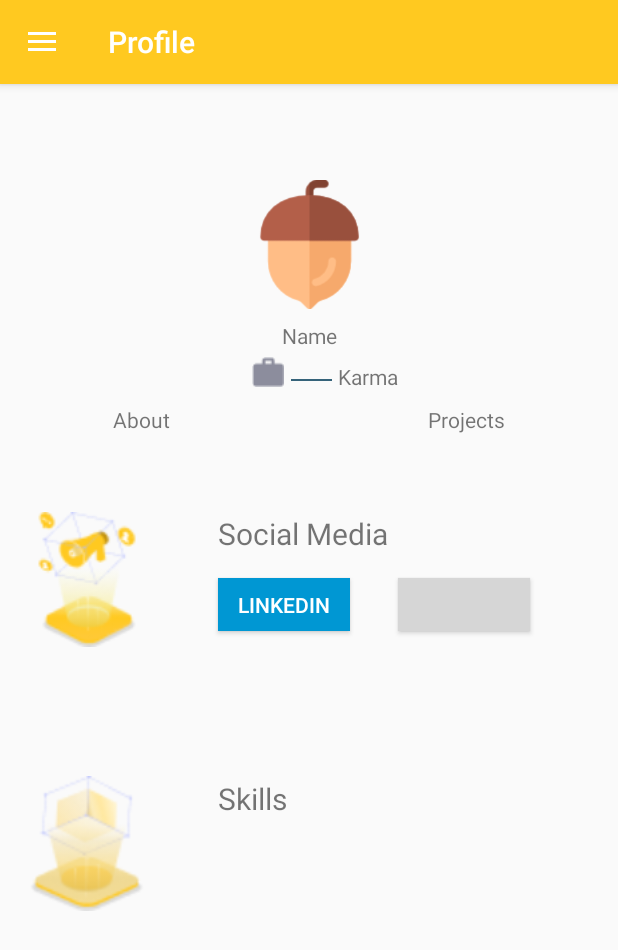
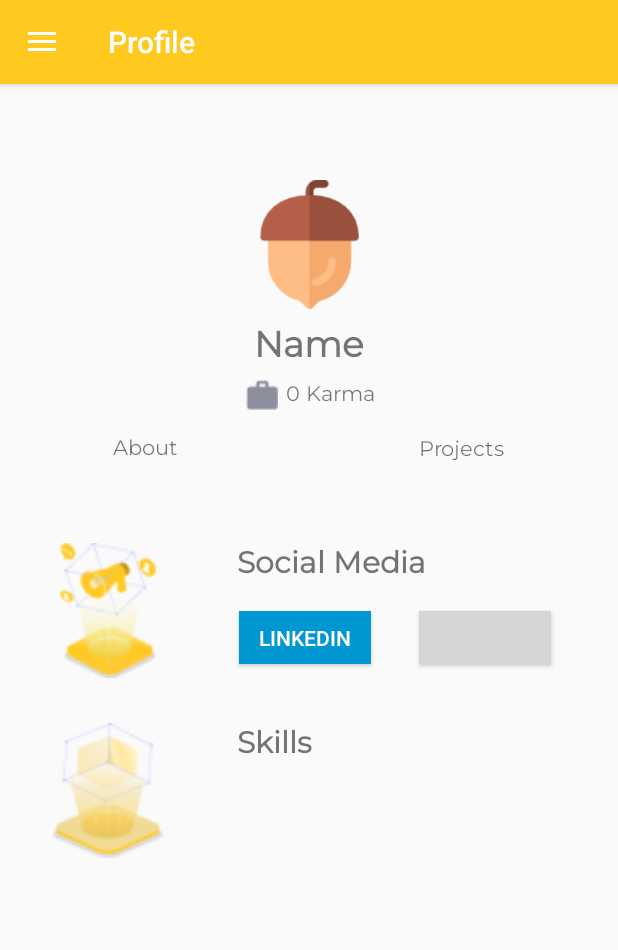
Before and after one commit to jaekiu/Nutshell, an Android app: the screen it shows after launch once a user with an empty profile is signed in (ExploreActivity), in the side drawer, after a tap on "Profile", on a phone screen of 412 x 824 dp. Shown: the top 950 px of the screen. Run offline under Robolectric (Android 15) with nearby library versions, the phone set to English and light mode, and no system bars; our stand-ins replace Firebase (no records; nobody signed in at launch, a user with empty details on screens opened directly); libraries missing offline, so code that uses them is left out: com.firebase.ui; plain views replace SegmentedButtonGroup; pictures from the network do not load; grey boxes are pictures that could not be loaded.

Commit message:
some edits were made

```diff
--- a/app/src/main/java/com/jackie/nutshell/ExploreActivity.java
+++ b/app/src/main/java/com/jackie/nutshell/ExploreActivity.java
@@ -139,8 +139,6 @@ public class ExploreActivity extends AppCompatActivity implements NavigationView
                 return true;
             case R.id.nav_submitProj:
                 toolbar.setTitle("Explore");
-
-
                 getSupportFragmentManager().beginTransaction().replace(R.id.fragment_container,
                         new ExploreFragment()).commit();
                 return true;
--- a/app/src/main/java/com/jackie/nutshell/ProfileFragment.java
+++ b/app/src/main/java/com/jackie/nutshell/ProfileFragment.java
@@ -10,12 +10,31 @@ import android.util.Log;
 import android.view.LayoutInflater;
 import android.view.View;
 import android.view.ViewGroup;
+import android.widget.Button;
+import android.widget.ImageView;
 import android.widget.TextView;
+
+import com.google.firebase.database.DataSnapshot;
+import com.google.firebase.database.DatabaseError;
+import com.google.firebase.database.DatabaseReference;
+import com.google.firebase.database.FirebaseDatabase;
+import com.google.firebase.database.ValueEventListener;
+import com.jackie.nutshell.Utils.FirebaseUtils;
+
+import java.util.ArrayList;
+import java.util.HashMap;
+import java.util.List;
 
 public class ProfileFragment extends Fragment {
 
     TextView _about;
     TextView _projects;
+    private ImageView _pic;
+    private TextView _karma;
+    private TextView _name;
+    private Button _linkedin;
+    private Button _github;
+    private DatabaseReference _userRef;
 
     public ProfileFragment() { }
 
@@ -25,14 +44,24 @@ public class ProfileFragment extends Fragment {
     @Nullable
     @Override
     public View onCreateView(LayoutInflater inflater, @Nullable ViewGroup container, @Nullable Bundle savedInstanceState) {
-        Log.d("nani", "hello pls work");
+        View rootview = inflater.inflate(R.layout.fragment_profile, container, false);
+
+        // Retrieves information from whatever was clicked if something was even clicked lol
         Bundle bundle = this.getArguments();
-        String myInt = "";
+        String userId = "";
         if (bundle != null) {
-            myInt = bundle.getString("posterId", "");
+            userId = bundle.getString("posterId", "");
         }
-        Log.d("nani", "posterID: " + myInt);
-        View rootview = inflater.inflate(R.layout.fragment_profile, container, false);
+
+        // Initialize UI elements
+        _pic = rootview.findViewById(R.id.pic);
+        _name = rootview.findViewById(R.id.name);
+        _karma = rootview.findViewById(R.id.karma);
+        _linkedin = rootview.findViewById(R.id.linkedin);
+        _github = rootview.findViewById(R.id.github);
+        _userRef = FirebaseUtils.getUsersDatabaseRef().child(userId);
+
+        // Configures the tabs
         _about = rootview.findViewById(R.id.about);
         _about.setOnClickListener(new View.OnClickListener() {
             @Override
@@ -52,7 +81,34 @@ public class ProfileFragment extends Fragment {
                 startActivity(i);
             }
         });
+
         return rootview;
     }
 
+    void getUserInfo() {
+        // Realtime database retrieval.
+        ValueEventListener postListener = new ValueEventListener() {
+            HashMap<String, Object> attributes = new HashMap<>();
+            @Override
+            public void onDataChange(DataSnapshot dataSnapshot) {
+                for (DataSnapshot snapshot : dataSnapshot.getChildren()) {
+                    String key = snapshot.getKey();
+                    if (key.equals("skills")) {
+                        ArrayList value = snapshot.getValue(ArrayList.class);
+                        attributes.put(key, value);
+                    } else {
+                        String value = snapshot.getValue(String.class);
+                        attributes.put(key, value);
+                    }
+                }
+            }
+
+            @Override
+            public void onCancelled(DatabaseError databaseError) {
+                Log.w("ERROR", "loadPost:onCancelled", databaseError.toException());
+            }
+        };
+        _userRef.addValueEventListener(postListener);
+    }
+
 }
--- a/app/src/main/res/layout/fragment_profile.xml
+++ b/app/src/main/res/layout/fragment_profile.xml
@@ -13,33 +13,25 @@
         android:layout_marginStart="8dp"
         android:layout_marginTop="8dp"
         android:layout_marginEnd="8dp"
+        android:fontFamily="@font/montserrat"
         android:text="Name"
+        android:textSize="24sp"
+        android:textStyle="bold"
         app:layout_constraintEnd_toEndOf="parent"
         app:layout_constraintStart_toStartOf="parent"
         app:layout_constraintTop_toBottomOf="@+id/pic" />
-
-    <EditText
-        android:id="@+id/editText"
-        android:layout_width="35dp"
-        android:layout_height="19dp"
-        android:layout_marginTop="8dp"
-        android:ems="10"
-        android:inputType="number"
-        app:layout_constraintEnd_toStartOf="@+id/karma"
-        app:layout_constraintStart_toEndOf="@+id/karmapic"
-        app:layout_constraintTop_toBottomOf="@+id/name" />
 
     <TextView
         android:id="@+id/karma"
         android:layout_width="wrap_content"
         android:layout_height="wrap_content"
         android:layout_marginStart="8dp"
-        android:layout_marginTop="8dp"
-        android:layout_marginEnd="8dp"
-        android:text="Karma"
+        android:layout_marginTop="4dp"
+        android:layout_marginEnd="165dp"
+        android:fontFamily="@font/montserrat"
+        android:text="0 Karma"
         app:layout_constraintEnd_toEndOf="parent"
-        app:layout_constraintHorizontal_bias="0.61"
-        app:layout_constraintStart_toStartOf="parent"
+        app:layout_constraintStart_toEndOf="@+id/karmapic"
         app:layout_constraintTop_toBottomOf="@+id/name" />
 
     <TextView
@@ -47,20 +39,22 @@
         android:layout_width="wrap_content"
         android:layout_height="wrap_content"
         android:layout_marginStart="75dp"
-        android:layout_marginTop="64dp"
+        android:layout_marginTop="16dp"
+        android:fontFamily="@font/montserrat"
         android:text="About"
         app:layout_constraintStart_toStartOf="parent"
-        app:layout_constraintTop_toBottomOf="@+id/pic" />
+        app:layout_constraintTop_toBottomOf="@+id/karmapic" />
 
     <TextView
         android:id="@+id/projects"
         android:layout_width="wrap_content"
         android:layout_height="wrap_content"
-        android:layout_marginTop="64dp"
+        android:layout_marginTop="16dp"
         android:layout_marginEnd="75dp"
+        android:fontFamily="@font/montserrat"
         android:text="Projects"
         app:layout_constraintEnd_toEndOf="parent"
-        app:layout_constraintTop_toBottomOf="@+id/pic" />
+        app:layout_constraintTop_toBottomOf="@+id/karma" />
 
     <ImageView
         android:id="@+id/pic"
@@ -78,18 +72,18 @@
         android:id="@+id/karmapic"
         android:layout_width="wrap_content"
         android:layout_height="wrap_content"
-        android:layout_marginStart="168dp"
-        android:layout_marginTop="32dp"
+        android:layout_marginStart="164dp"
+        android:layout_marginTop="4dp"
         app:layout_constraintStart_toStartOf="parent"
-        app:layout_constraintTop_toBottomOf="@+id/pic"
+        app:layout_constraintTop_toBottomOf="@+id/name"
         app:srcCompat="@drawable/work" />
 
     <ImageView
         android:id="@+id/skillspic"
         android:layout_width="84dp"
         android:layout_height="90dp"
-        android:layout_marginStart="16dp"
-        android:layout_marginTop="86dp"
+        android:layout_marginStart="30dp"
+        android:layout_marginTop="30dp"
         app:layout_constraintStart_toStartOf="parent"
         app:layout_constraintTop_toBottomOf="@+id/socialpic"
         app:srcCompat="@drawable/skill" />
@@ -98,7 +92,7 @@
         android:id="@+id/socialpic"
         android:layout_width="84dp"
         android:layout_height="90dp"
-        android:layout_marginStart="16dp"
+        android:layout_marginStart="30dp"
         android:layout_marginTop="36dp"
         app:layout_constraintStart_toStartOf="parent"
         app:layout_constraintTop_toBottomOf="@+id/cardView"
@@ -119,12 +113,13 @@
         android:id="@+id/social_media_head"
         android:layout_width="wrap_content"
         android:layout_height="wrap_content"
-        android:layout_marginStart="45dp"
-        android:layout_marginTop="81dp"
+        android:layout_marginStart="44dp"
+        android:fontFamily="@font/montserrat"
         android:text="Social Media"
         android:textSize="20sp"
+        android:textStyle="bold"
         app:layout_constraintStart_toEndOf="@+id/socialpic"
-        app:layout_constraintTop_toBottomOf="@+id/editText" />
+        app:layout_constraintTop_toTopOf="@+id/socialpic" />
 
     <Button
         android:id="@+id/linkedin"
@@ -154,12 +149,13 @@
         android:id="@+id/skills_head"
         android:layout_width="wrap_content"
         android:layout_height="wrap_content"
-        android:layout_marginStart="45dp"
-        android:layout_marginTop="98dp"
+        android:layout_marginStart="44dp"
+        android:fontFamily="@font/montserrat"
         android:text="Skills"
         android:textSize="20sp"
+        android:textStyle="bold"
         app:layout_constraintStart_toEndOf="@+id/skillspic"
-        app:layout_constraintTop_toBottomOf="@+id/linkedin" />
+        app:layout_constraintTop_toTopOf="@+id/skillspic" />
 
 
     <!--<co.ceryle.segmentedbutton.SegmentedButtonGroup-->
```
Also changed, not shown: app/src/main/res/layout/gridview_skills_reg.xml (added, +34 -0 lines).
